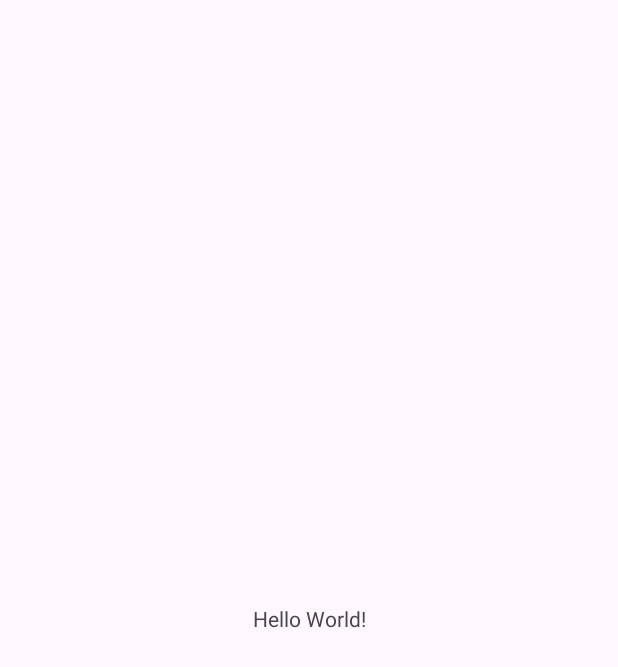
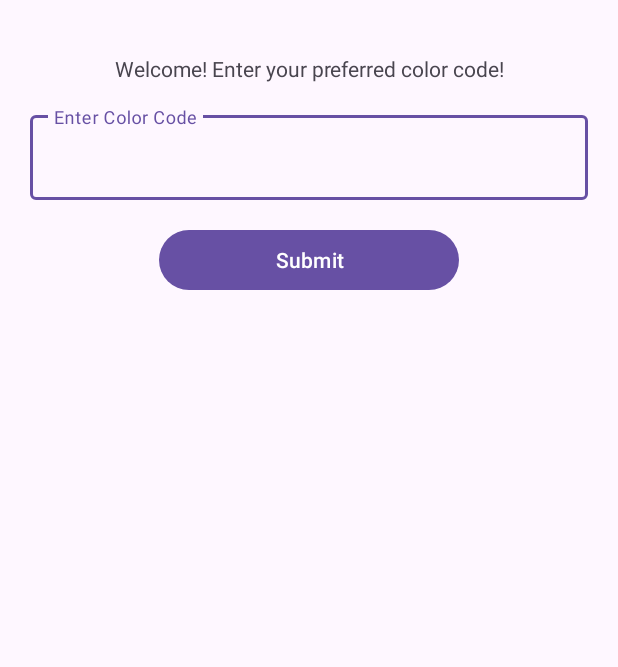
Before and after one commit to RGM68/LAB_WEEK_02_B, an Android app: the screen it shows after launch (MainActivity), on a phone screen of 412 x 824 dp. Before the commit the part shown is almost empty. Shown: the top 667 px of the screen. Run offline under Robolectric (Android 15) with nearby library versions, the phone set to English and light mode, and no system bars.

```diff
--- a/app/src/main/AndroidManifest.xml
+++ b/app/src/main/AndroidManifest.xml
@@ -12,6 +12,9 @@
         android:supportsRtl="true"
         android:theme="@style/Theme.LAB_WEEK_02_B">
         <activity
+            android:name=".ResultActivity"
+            android:exported="false" />
+        <activity
             android:name=".MainActivity"
             android:exported="true">
             <intent-filter>
--- a/app/src/main/java/com/example/lab_week_02_b/MainActivity.kt
+++ b/app/src/main/java/com/example/lab_week_02_b/MainActivity.kt
@@ -1,12 +1,22 @@
 package com.example.lab_week_02_b
 
+import android.content.Intent
 import android.os.Bundle
+import android.widget.Button
+import android.widget.Toast
 import androidx.activity.enableEdgeToEdge
 import androidx.appcompat.app.AppCompatActivity
 import androidx.core.view.ViewCompat
 import androidx.core.view.WindowInsetsCompat
+import com.google.android.material.textfield.TextInputEditText
 
 class MainActivity : AppCompatActivity() {
+    companion object {
+        private const val COLOR_KEY = "COLOR_KEY"
+    }
+
+    private val submitButton: Button get() = findViewById(R.id.submit_button)
+
     override fun onCreate(savedInstanceState: Bundle?) {
         super.onCreate(savedInstanceState)
         enableEdgeToEdge()
@@ -16,5 +26,23 @@ class MainActivity : AppCompatActivity() {
             v.setPadding(systemBars.left, systemBars.top, systemBars.right, systemBars.bottom)
             insets
         }
+
+        submitButton.setOnClickListener {
+            val colorCode = findViewById<TextInputEditText>(R.id.color_code_input_field).text.toString()
+
+            if(colorCode.isNotEmpty()){
+                if(colorCode.length < 6){
+                    Toast.makeText(this, getString(R.string.color_code_input_wrong_length), Toast.LENGTH_LONG)
+                        .show()
+                } else {
+                    val ResultIntent = Intent(this, ResultActivity::class.java)
+                    ResultIntent.putExtra(COLOR_KEY, colorCode)
+                    startActivity(ResultIntent)
+                }
+            } else {
+                Toast.makeText(this, getString(R.string.color_code_input_empty), Toast.LENGTH_LONG)
+                    .show()
+            }
+        }
     }
 }
--- a/app/src/main/res/layout/activity_main.xml
+++ b/app/src/main/res/layout/activity_main.xml
@@ -5,16 +5,48 @@
     android:id="@+id/main"
     android:layout_width="match_parent"
     android:layout_height="match_parent"
-    tools:context=".MainActivity">
+    tools:context=".MainActivity"
+    style="@style/screen_margin">
 
+    <LinearLayout
+        android:layout_width="match_parent"
+        android:layout_height="wrap_content"
+        android:layout_marginTop="16dp"
+        android:orientation="vertical"
+        app:layout_constraintTop_toTopOf="parent"
+        >
 
-    <TextView
-        android:layout_width="wrap_content"
-        android:layout_height="wrap_content"
-        android:text="Hello World!"
-        app:layout_constraintBottom_toBottomOf="parent"
-        app:layout_constraintEnd_toEndOf="parent"
-        app:layout_constraintStart_toStartOf="parent"
-        app:layout_constraintTop_toTopOf="parent" />
+        <TextView
+            android:id="@+id/welcome_message"
+            android:layout_width="match_parent"
+            android:layout_height="match_parent"
+            style="@style/text_display"
+            android:text="@string/welcome_message" />
+
+        <com.google.android.material.textfield.TextInputLayout
+            android:id="@+id/color_code_input_wrapper"
+            android:layout_width="match_parent"
+            android:layout_height="wrap_content"
+            style="@style/text_input"
+            android:hint="@string/color_code_input_message"
+            >
+            <com.google.android.material.textfield.TextInputEditText
+                android:id="@+id/color_code_input_field"
+                android:layout_width="match_parent"
+                android:layout_height="wrap_content"
+                android:inputType="text"
+                android:maxLength="6"
+                />
+        </com.google.android.material.textfield.TextInputLayout>
+
+        <Button
+            android:id="@+id/submit_button"
+            android:layout_width="200dp"
+            android:layout_height="wrap_content"
+            style="@style/button"
+            android:text="@string/submit_button"
+            />
+
+    </LinearLayout>
 
 </androidx.constraintlayout.widget.ConstraintLayout>
--- a/app/src/main/res/values/strings.xml
+++ b/app/src/main/res/values/strings.xml
@@ -1,3 +1,10 @@
 <resources>
     <string name="app_name">LAB_WEEK_02_B</string>
+    <string name="welcome_message">Welcome! Enter your preferred color code!</string>
+    <string name="color_code_input_message">Enter Color Code</string>
+    <string name="color_code_input_empty">Color Code field is empty!</string>
+    <string name="color_code_input_wrong_length">Color code has to be 6 digits!</string>
+    <string name="color_code_result_message">Color code #%s is applied!</string>
+    <string name="color_code_input_invalid">Color code is invalid!</string>
+    <string name="submit_button">Submit</string>
 </resources>
--- a/app/src/main/res/values/themes.xml
+++ b/app/src/main/res/values/themes.xml
@@ -6,4 +6,23 @@
     </style>
 
     <style name="Theme.LAB_WEEK_02_B" parent="Base.Theme.LAB_WEEK_02_B" />
+
+    <style name="text_input" parent="Widget.MaterialComponents.TextInputLayout.OutlinedBox">
+        <item name="android:layout_margin">8dp</item>
+    </style>
+
+    <style name="button">
+        <item name="android:layout_margin">8dp</item>
+        <item name="android:layout_gravity">center</item>
+    </style>
+
+    <style name="text_display">
+        <item name="android:layout_margin">8dp</item>
+        <item name="android:gravity">center</item>
+        <item name="android:layout_height">40dp</item>
+    </style>
+
+    <style name="screen_margin">
+        <item name="android:layout_margin">12dp</item>
+    </style>
 </resources>
```
Also changed, not shown: app/src/main/java/com/example/lab_week_02_b/ResultActivity.kt (added, +36 -0 lines), app/src/main/res/layout/activity_result.xml (added, +19 -0 lines).
